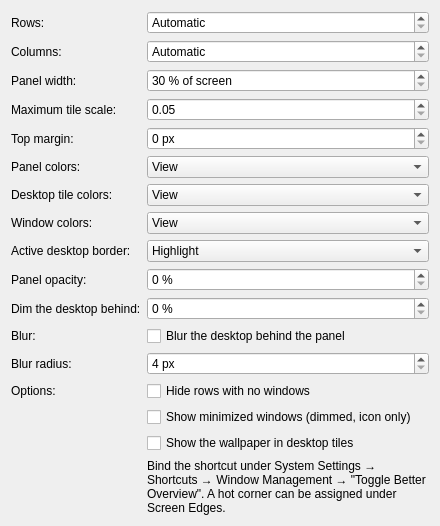
This is betteroverview/contents/ui/config.ui in mj0x0/better-overview-effect as Qt 5 draws it before an edit. The edited form follows.
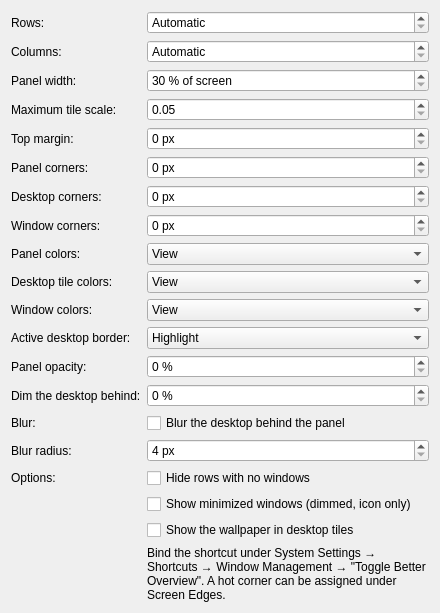
This is the edited form.

Commit message: Search bar, corner radius settings

Diff of the .ui file:
```diff
--- a/betteroverview/contents/ui/config.ui
+++ b/betteroverview/contents/ui/config.ui
@@ -119,13 +119,85 @@
     </widget>
    </item>
    <item row="5" column="0">
+    <widget class="QLabel" name="label_PanelRadius">
+     <property name="text">
+      <string>Panel corners:</string>
+     </property>
+    </widget>
+   </item>
+   <item row="5" column="1">
+    <widget class="QSpinBox" name="kcfg_PanelRadius">
+     <property name="minimum">
+      <number>0</number>
+     </property>
+     <property name="maximum">
+      <number>64</number>
+     </property>
+     <property name="suffix">
+      <string> px</string>
+     </property>
+    </widget>
+   </item>
+   <item row="6" column="0">
+    <widget class="QLabel" name="label_TileRadius">
+     <property name="text">
+      <string>Desktop corners:</string>
+     </property>
+     <property name="toolTip">
+      <string>In screen pixels; shrinks with the tiles like everything else in them.</string>
+     </property>
+    </widget>
+   </item>
+   <item row="6" column="1">
+    <widget class="QSpinBox" name="kcfg_TileRadius">
+     <property name="minimum">
+      <number>0</number>
+     </property>
+     <property name="maximum">
+      <number>64</number>
+     </property>
+     <property name="suffix">
+      <string> px</string>
+     </property>
+     <property name="toolTip">
+      <string>In screen pixels; shrinks with the tiles like everything else in them.</string>
+     </property>
+    </widget>
+   </item>
+   <item row="7" column="0">
+    <widget class="QLabel" name="label_WindowRadius">
+     <property name="text">
+      <string>Window corners:</string>
+     </property>
+     <property name="toolTip">
+      <string>In screen pixels; shrinks with the tiles like everything else in them.</string>
+     </property>
+    </widget>
+   </item>
+   <item row="7" column="1">
+    <widget class="QSpinBox" name="kcfg_WindowRadius">
+     <property name="minimum">
+      <number>0</number>
+     </property>
+     <property name="maximum">
+      <number>64</number>
+     </property>
+     <property name="suffix">
+      <string> px</string>
+     </property>
+     <property name="toolTip">
+      <string>In screen pixels; shrinks with the tiles like everything else in them.</string>
+     </property>
+    </widget>
+   </item>
+   <item row="8" column="0">
     <widget class="QLabel" name="label_PanelColorSet">
      <property name="text">
       <string>Panel colors:</string>
      </property>
     </widget>
    </item>
-   <item row="5" column="1">
+   <item row="8" column="1">
     <widget class="QComboBox" name="kcfg_PanelColorSet">
      <item>
       <property name="text">
@@ -159,14 +231,14 @@
      </item>
     </widget>
    </item>
-   <item row="6" column="0">
+   <item row="9" column="0">
     <widget class="QLabel" name="label_TileColorSet">
      <property name="text">
       <string>Desktop tile colors:</string>
      </property>
     </widget>
    </item>
-   <item row="6" column="1">
+   <item row="9" column="1">
     <widget class="QComboBox" name="kcfg_TileColorSet">
      <item>
       <property name="text">
@@ -200,14 +272,14 @@
      </item>
     </widget>
    </item>
-   <item row="7" column="0">
+   <item row="10" column="0">
     <widget class="QLabel" name="label_WindowColorSet">
      <property name="text">
       <string>Window colors:</string>
      </property>
     </widget>
    </item>
-   <item row="7" column="1">
+   <item row="10" column="1">
     <widget class="QComboBox" name="kcfg_WindowColorSet">
      <item>
       <property name="text">
@@ -241,14 +313,14 @@
      </item>
     </widget>
    </item>
-   <item row="8" column="0">
+   <item row="11" column="0">
     <widget class="QLabel" name="label_ActiveBorderColor">
      <property name="text">
       <string>Active desktop border:</string>
      </property>
     </widget>
    </item>
-   <item row="8" column="1">
+   <item row="11" column="1">
     <widget class="QComboBox" name="kcfg_ActiveBorderColor">
      <item>
       <property name="text">
@@ -272,14 +344,14 @@
      </item>
     </widget>
    </item>
-   <item row="9" column="0">
+   <item row="12" column="0">
     <widget class="QLabel" name="label_PanelOpacity">
      <property name="text">
       <string>Panel opacity:</string>
      </property>
     </widget>
    </item>
-   <item row="9" column="1">
+   <item row="12" column="1">
     <widget class="QSpinBox" name="kcfg_PanelOpacity">
      <property name="minimum">
       <number>0</number>
@@ -295,14 +367,14 @@
      </property>
     </widget>
    </item>
-   <item row="10" column="0">
+   <item row="13" column="0">
     <widget class="QLabel" name="label_BackdropDim">
      <property name="text">
       <string>Dim the desktop behind:</string>
      </property>
     </widget>
    </item>
-   <item row="10" column="1">
+   <item row="13" column="1">
     <widget class="QSpinBox" name="kcfg_BackdropDim">
      <property name="minimum">
       <number>0</number>
@@ -318,28 +390,28 @@
      </property>
     </widget>
    </item>
-   <item row="11" column="0">
+   <item row="14" column="0">
     <widget class="QLabel" name="label_Blur">
      <property name="text">
       <string>Blur:</string>
      </property>
     </widget>
    </item>
-   <item row="11" column="1">
+   <item row="14" column="1">
     <widget class="QCheckBox" name="kcfg_Blur">
      <property name="text">
       <string>Blur the desktop behind the panel</string>
      </property>
     </widget>
    </item>
-   <item row="12" column="0">
+   <item row="15" column="0">
     <widget class="QLabel" name="label_BlurRadius">
      <property name="text">
       <string>Blur radius:</string>
      </property>
     </widget>
    </item>
-   <item row="12" column="1">
+   <item row="15" column="1">
     <widget class="QSpinBox" name="kcfg_BlurRadius">
      <property name="minimum">
       <number>4</number>
@@ -355,35 +427,35 @@
      </property>
     </widget>
    </item>
-   <item row="13" column="0">
+   <item row="16" column="0">
     <widget class="QLabel" name="label_Options">
      <property name="text">
       <string>Options:</string>
      </property>
     </widget>
    </item>
-   <item row="13" column="1">
+   <item row="16" column="1">
     <widget class="QCheckBox" name="kcfg_HideEmptyRows">
      <property name="text">
       <string>Hide rows with no windows</string>
      </property>
     </widget>
    </item>
-   <item row="14" column="1">
+   <item row="17" column="1">
     <widget class="QCheckBox" name="kcfg_ShowMinimized">
      <property name="text">
       <string>Show minimized windows (dimmed, icon only)</string>
      </property>
     </widget>
    </item>
-   <item row="15" column="1">
+   <item row="18" column="1">
     <widget class="QCheckBox" name="kcfg_WallpaperTiles">
      <property name="text">
       <string>Show the wallpaper in desktop tiles</string>
      </property>
     </widget>
    </item>
-   <item row="16" column="1">
+   <item row="19" column="1">
     <widget class="QLabel" name="label_HotCorner">
      <property name="text">
       <string>Bind the shortcut under System Settings → Shortcuts → Window Management → "Toggle Better Overview". A hot corner can be assigned under Screen Edges.</string>
```
Left out of the diff: 6 changed lines with no effect on the pictures. The commit also changes 5 other files.
